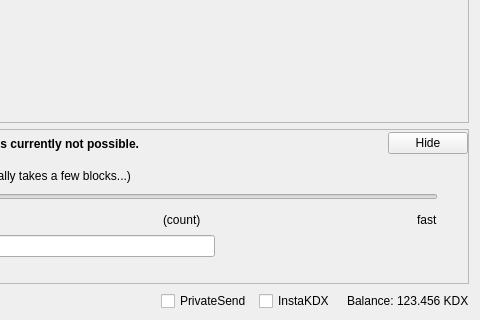
This is src/qt/forms/sendcoinsdialog.ui in cadexproject/cadex as Qt 5 draws it before an edit; both pictures show x 370 to 850 and y 206 to 526 of the 850 by 526 pixel window. The edited form follows.
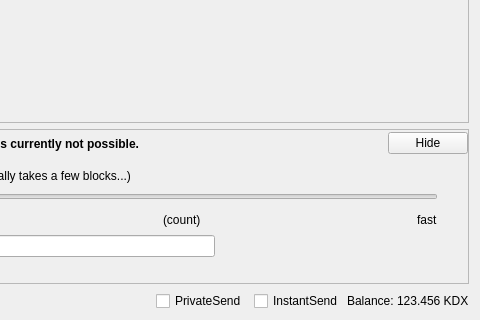
This is the edited form. Custom widgets are drawn as their Qt base class.

Diff of the .ui file:
```diff
--- a/src/qt/forms/sendcoinsdialog.ui
+++ b/src/qt/forms/sendcoinsdialog.ui
@@ -1303,7 +1303,7 @@
           </size>
          </property>
          <property name="text">
-          <string>InstaKDX</string>
+          <string>InstantSend</string>
          </property>
         </widget>
        </item>
```
Left out of the diff: 8 changed lines with no effect on the pictures.
